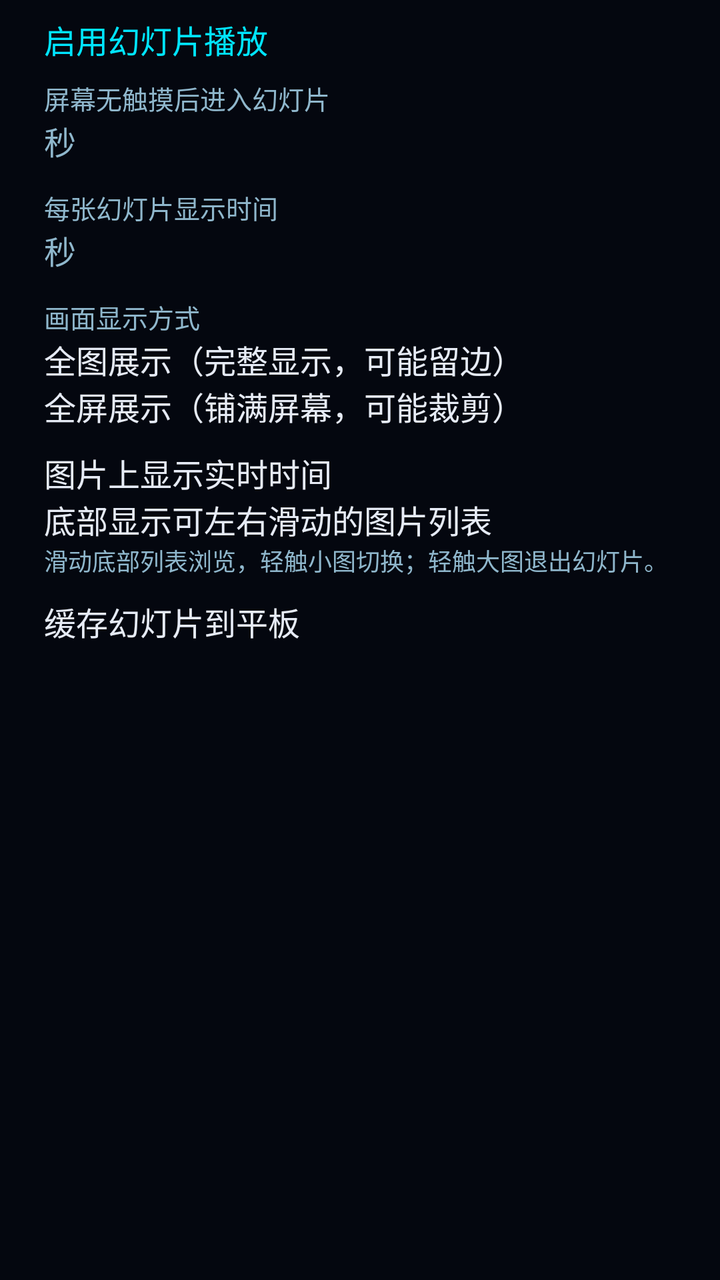
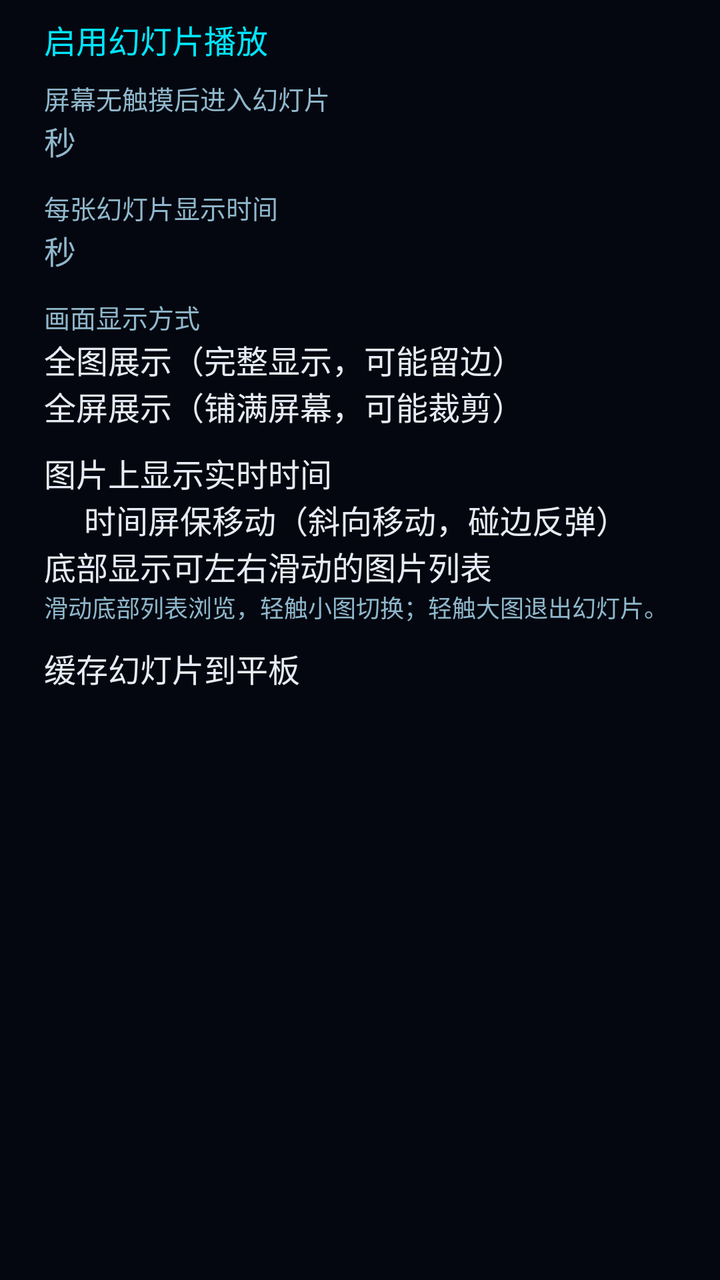

Two renders of the same Android screen: before a commit and after it. Below are the layout's source before the change and the commit's diff.
<!-- AndroidManifest.xml: application theme AppTheme -->
<!-- res/layout/dialog_slideshow_settings.xml -->
<?xml version="1.0" encoding="utf-8"?>
<ScrollView xmlns:android="http://schemas.android.com/apk/res/android"
    android:layout_width="match_parent"
    android:layout_height="wrap_content"
    android:fillViewport="true">

    <LinearLayout
        android:layout_width="match_parent"
        android:layout_height="wrap_content"
        android:orientation="vertical"
        android:paddingStart="22dp"
        android:paddingTop="8dp"
        android:paddingEnd="22dp"
        android:paddingBottom="8dp">

        <CheckBox
            android:id="@+id/check_slideshow_enabled"
            android:layout_width="match_parent"
            android:layout_height="wrap_content"
            android:text="启用幻灯片播放"
            android:textColor="#00E5FF" />

        <TextView
            android:layout_width="wrap_content"
            android:layout_height="wrap_content"
            android:layout_marginTop="8dp"
            android:text="屏幕无触摸后进入幻灯片"
            android:textColor="@color/muted"
            android:textSize="13sp" />

        <EditText
            android:id="@+id/input_slideshow_idle_seconds"
            android:layout_width="match_parent"
            android:layout_height="wrap_content"
            android:hint="秒"
            android:inputType="number"
            android:maxLines="1"
            android:textColor="@color/text"
            android:textColorHint="@color/muted" />

        <TextView
            android:layout_width="wrap_content"
            android:layout_height="wrap_content"
            android:layout_marginTop="12dp"
            android:text="每张幻灯片显示时间"
            android:textColor="@color/muted"
            android:textSize="13sp" />

        <EditText
            android:id="@+id/input_slide_seconds"
            android:layout_width="match_parent"
            android:layout_height="wrap_content"
            android:hint="秒"
            android:inputType="number"
            android:maxLines="1"
            android:textColor="@color/text"
            android:textColorHint="@color/muted" />

        <TextView
            android:layout_width="wrap_content"
            android:layout_height="wrap_content"
            android:layout_marginTop="12dp"
            android:text="画面显示方式"
            android:textColor="@color/muted"
            android:textSize="13sp" />

        <RadioGroup
            android:id="@+id/group_slideshow_display_mode"
            android:layout_width="match_parent"
            android:layout_height="wrap_content"
            android:orientation="vertical">

            <RadioButton
                android:id="@+id/radio_slideshow_fit"
                android:layout_width="match_parent"
                android:layout_height="wrap_content"
                android:text="全图展示（完整显示，可能留边）"
                android:textColor="@color/text" />

            <RadioButton
                android:id="@+id/radio_slideshow_fill"
                android:layout_width="match_parent"
                android:layout_height="wrap_content"
                android:text="全屏展示（铺满屏幕，可能裁剪）"
                android:textColor="@color/text" />
        </RadioGroup>

        <CheckBox
            android:id="@+id/check_slideshow_clock"
            android:layout_width="match_parent"
            android:layout_height="wrap_content"
            android:layout_marginTop="10dp"
            android:text="图片上显示实时时间"
            android:textColor="@color/text" />

        <CheckBox
            android:id="@+id/check_slideshow_thumbnails"
            android:layout_width="match_parent"
            android:layout_height="wrap_content"
            android:text="底部显示可左右滑动的图片列表"
            android:textColor="@color/text" />

        <TextView
            android:layout_width="match_parent"
            android:layout_height="wrap_content"
            android:text="滑动底部列表浏览，轻触小图切换；轻触大图退出幻灯片。"
            android:textColor="@color/muted"
            android:textSize="12sp" />

        <CheckBox
            android:id="@+id/check_slideshow_cache"
            android:layout_width="match_parent"
            android:layout_height="wrap_content"
            android:layout_marginTop="10dp"
            android:text="缓存幻灯片到平板"
            android:textColor="@color/text" />

        <TextView
            android:id="@+id/text_slideshow_storage"
            android:layout_width="match_parent"
            android:layout_height="wrap_content"
            android:layout_marginTop="4dp"
            android:textColor="@color/muted"
            android:textSize="12sp" />
    </LinearLayout>
</ScrollView>
<!-- resources referenced by this layout -->
<resources>
  <color name="muted">#8FB7CC</color>
  <color name="text">#E6EBF5</color>
  <style name="AppTheme" parent="@android:style/Theme.Holo.NoActionBar">
          <item name="android:windowBackground">@color/bg</item>
          <item name="android:colorBackground">@color/bg</item>
      </style>
  <color name="bg">#04070F</color>
</resources>

<!-- the commit's change to res/layout/dialog_slideshow_settings.xml (unified diff, before → after) -->
@@ -94,6 +94,14 @@
             android:textColor="@color/text" />
 
         <CheckBox
+            android:id="@+id/check_slideshow_move_clock"
+            android:layout_width="match_parent"
+            android:layout_height="wrap_content"
+            android:paddingStart="20dp"
+            android:text="时间屏保移动（斜向移动，碰边反弹）"
+            android:textColor="@color/text" />
+
+        <CheckBox
             android:id="@+id/check_slideshow_thumbnails"
             android:layout_width="match_parent"
             android:layout_height="wrap_content"
